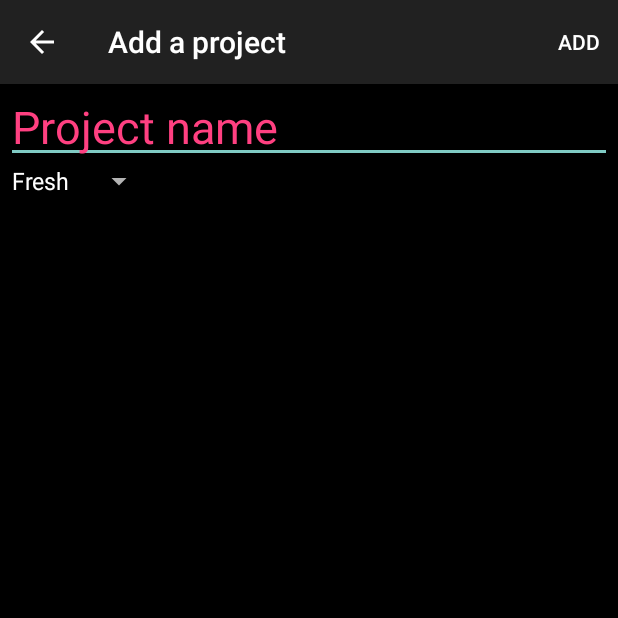
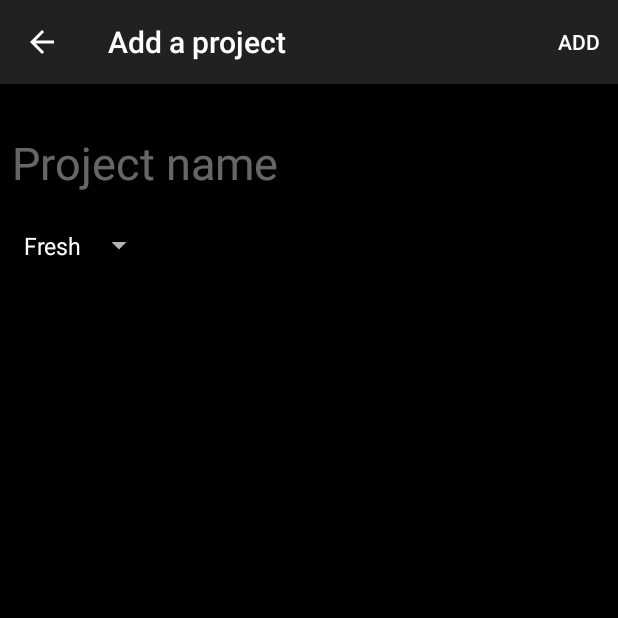
Before and after one commit to sofivanhanen/knit-timer, an Android app: the AddProjectActivity screen opened directly, with no data from a screen before it, on a phone screen of 412 x 824 dp, the top half of it. Run offline under Robolectric (Android 15) with nearby library versions, the phone set to English and light mode, and no system bars.

Commit message:
Visual polishing

```diff
--- a/app/src/main/res/layout/activity_add_project.xml
+++ b/app/src/main/res/layout/activity_add_project.xml
@@ -11,15 +11,20 @@
         android:id="@+id/et_set_project_name"
         android:layout_width="0dp"
         android:layout_height="wrap_content"
+        android:layout_marginTop="24dp"
         android:hint="@string/add_project_name"
+        android:padding="8dp"
+        android:textColor="@color/colorPrimary"
+        android:textColorHint="@color/white_mid_opacity"
         android:textSize="30sp"
-        android:textColor="@color/colorPrimaryDark"
-        android:padding="4dp"
-        android:layout_margin="4dp"
-        android:textColorHint="@color/colorAccent"
         app:layout_constraintLeft_toLeftOf="parent"
         app:layout_constraintRight_toRightOf="parent"
-        app:layout_constraintTop_toTopOf="parent" />
+        app:layout_constraintTop_toTopOf="parent"
+        android:background="@color/black_high_opacity"
+        android:textCursorDrawable="@null"/>
+
+    <!-- android:background and android:textCursorDrawable are set so the text cursor / caret
+    and bottom line aren't shown in a weird color -->
 
     <Spinner
         android:id="@+id/spinner"
@@ -27,6 +32,8 @@
         android:layout_height="wrap_content"
         app:layout_constraintTop_toBottomOf="@id/et_set_project_name"
         app:layout_constraintLeft_toLeftOf="parent"
-        android:spinnerMode="dropdown" />
+        android:spinnerMode="dropdown"
+        android:layout_marginTop="8dp"
+        android:padding="8dp"/>
 
 </android.support.constraint.ConstraintLayout>
--- a/app/src/main/res/layout/activity_main.xml
+++ b/app/src/main/res/layout/activity_main.xml
@@ -26,10 +26,11 @@
         android:id="@+id/fab"
         android:layout_width="wrap_content"
         android:layout_height="wrap_content"
-        android:layout_margin="16dp"
+        android:layout_margin="32dp"
         android:clickable="true"
         android:src="@drawable/ic_add_circle"
         android:tint="@android:color/white"
+        app:backgroundTint="@color/colorAccent"
         app:layout_anchor="@id/main_recycler_view"
         app:layout_anchorGravity="bottom|right|end"/>
 
--- a/app/src/main/res/values/colors.xml
+++ b/app/src/main/res/values/colors.xml
@@ -1,6 +1,16 @@
 <?xml version="1.0" encoding="utf-8"?>
 <resources>
-    <color name="colorPrimary">#3F51B5</color>
-    <color name="colorPrimaryDark">#303F9F</color>
-    <color name="colorAccent">#FF4081</color>
+    <color name="colorPrimary">#80DEEA</color>
+    <color name="colorPrimaryDark">#26C6DA</color>
+    <color name="colorAccent">#FFC400</color>
+
+    <color name="white">#FFFFFF</color>
+    <color name="white_high_opacity">#99FFFFFF</color>
+    <color name="white_mid_opacity">#66FFFFFF</color>
+    <color name="black">#000000</color>
+    <color name="black_high_opacity">#99000000</color>
+
+    <color name="primary_text">#212121</color>
+    <color name="secondary_text">#727272</color>
+
 </resources>
```
Also changed, not shown: app/src/main/res/layout/project_list_item.xml (+11 -7 lines).
